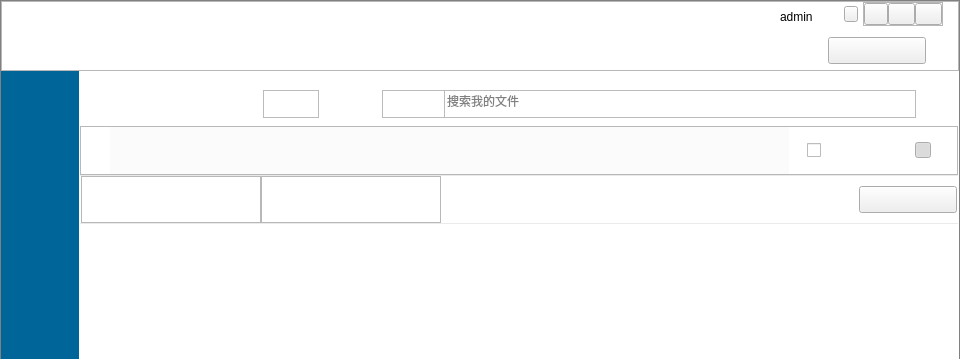
Above: src/NetDisk/mainwidget.ui from birdman1992/NetDisk before the change; both pictures show x 0 to 960 and y 0 to 359 of the 960 by 648 pixel window. Below: the same form after it.
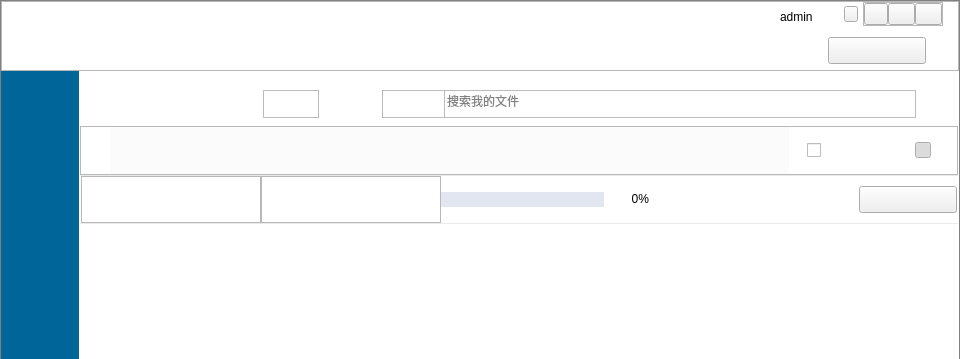
That is the form after the change. Icons and pictures are not drawn.

```diff
--- a/src/NetDisk/mainwidget.ui
+++ b/src/NetDisk/mainwidget.ui
@@ -1243,7 +1243,7 @@
                  <property name="frameShadow">
                   <enum>QFrame::Raised</enum>
                  </property>
-                 <layout class="QHBoxLayout" name="horizontalLayout_8" stretch="1,1,1,0,1">
+                 <layout class="QHBoxLayout" name="horizontalLayout_8" stretch="1,1,0,0,0,1">
                   <property name="spacing">
                    <number>0</number>
                   </property>
@@ -1374,7 +1374,62 @@
                    </widget>
                   </item>
                   <item>
-                   <spacer name="horizontalSpacer_16">
+                   <widget class="QProgressBar" name="syncProgress">
+                    <property name="minimumSize">
+                     <size>
+                      <width>180</width>
+                      <height>0</height>
+                     </size>
+                    </property>
+                    <property name="maximumSize">
+                     <size>
+                      <width>16777215</width>
+                      <height>45</height>
+                     </size>
+                    </property>
+                    <property name="styleSheet">
+                     <string notr="true">QProgressBar{
+font: 17px &quot;微软雅黑&quot;;
+margin-top:15px;margin-bottom:15px;margin-right:45px; border: 0px solid grey;background-color: rgb(225, 230, 240);}
+QProgressBar::chunk{
+background-color: rgb(194, 200, 204);
+}</string>
+                    </property>
+                    <property name="value">
+                     <number>0</number>
+                    </property>
+                    <property name="alignment">
+                     <set>Qt::AlignRight|Qt::AlignTrailing|Qt::AlignVCenter</set>
+                    </property>
+                   </widget>
+                  </item>
+                  <item>
+                   <widget class="QLabel" name="syncMsg">
+                    <property name="sizePolicy">
+                     <sizepolicy hsizetype="Fixed" vsizetype="Fixed">
+                      <horstretch>0</horstretch>
+                      <verstretch>0</verstretch>
+                     </sizepolicy>
+                    </property>
+                    <property name="minimumSize">
+                     <size>
+                      <width>200</width>
+                      <height>47</height>
+                     </size>
+                    </property>
+                    <property name="styleSheet">
+                     <string notr="true">color: rgb(255, 0, 0);</string>
+                    </property>
+                    <property name="text">
+                     <string/>
+                    </property>
+                    <property name="alignment">
+                     <set>Qt::AlignRight|Qt::AlignTrailing|Qt::AlignVCenter</set>
+                    </property>
+                   </widget>
+                  </item>
+                  <item>
+                   <spacer name="horizontalSpacer_6">
                     <property name="orientation">
                      <enum>Qt::Horizontal</enum>
                     </property>
@@ -1383,34 +1438,12 @@
                     </property>
                     <property name="sizeHint" stdset="0">
                      <size>
-                      <width>4</width>
+                      <width>10</width>
                       <height>20</height>
                      </size>
                     </property>
                    </spacer>
                   </item>
-                  <item>
-                   <widget class="QLabel" name="syncMsg">
-                    <property name="sizePolicy">
-                     <sizepolicy hsizetype="Fixed" vsizetype="Fixed">
-                      <horstretch>0</horstretch>
-                      <verstretch>0</verstretch>
-                     </sizepolicy>
-                    </property>
-                    <property name="minimumSize">
-                     <size>
-                      <width>200</width>
-                      <height>47</height>
-                     </size>
-                    </property>
-                    <property name="styleSheet">
-                     <string notr="true">color: rgb(255, 0, 0);</string>
-                    </property>
-                    <property name="text">
-                     <string/>
-                    </property>
-                   </widget>
-                  </item>
                   <item>
                    <widget class="QPushButton" name="syncStart">
                     <property name="sizePolicy">
```
